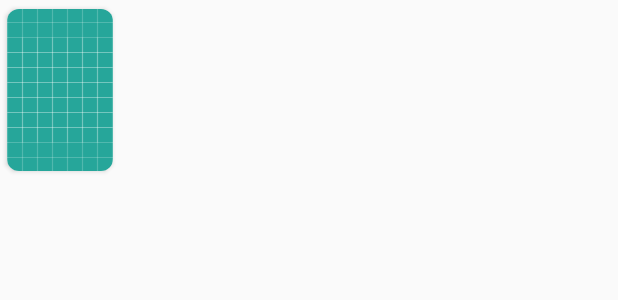
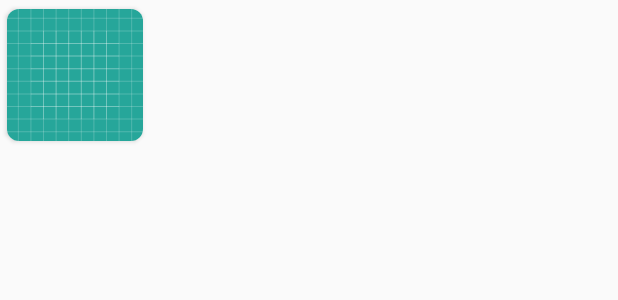
Before and after one commit to vanessahlyan/parstagram, an Android app: the layout card_view_post.xml on its own in the app's theme, with its tools: preview values and no code run, on a phone screen of 412 x 824 dp. Shown: the top 300 px of the screen. Run offline under Robolectric (Android 15) with nearby library versions, the phone set to English and light mode, and no system bars.

Commit message:
all requirements work

```diff
--- a/app/src/main/res/layout/card_view_post.xml
+++ b/app/src/main/res/layout/card_view_post.xml
@@ -1,25 +1,18 @@
-<android.support.v7.widget.CardView
+<android.support.v7.widget.CardView xmlns:android="http://schemas.android.com/apk/res/android"
     xmlns:card_view="http://schemas.android.com/apk/res-auto"
-    xmlns:android="http://schemas.android.com/apk/res/android"
     android:id="@+id/card_view"
-    android:layout_width="80dp"
-    android:layout_height="wrap_content"
-    card_view:cardUseCompatPadding="true"
+    android:layout_width="100dp"
+    android:layout_height="100dp"
+    android:layout_marginBottom="16dp"
     card_view:cardCornerRadius="8dp"
-    android:layout_marginBottom="16dp">
-
-    <RelativeLayout
-        android:layout_width="match_parent"
-        android:layout_height="match_parent">
+    card_view:cardUseCompatPadding="true">
 
         <ImageView
             android:id="@+id/ivImage"
-            android:layout_width="wrap_content"
-            android:layout_height="wrap_content"
+            android:layout_width="match_parent"
+            android:layout_height="match_parent"
             android:contentDescription="Image"
-            android:src="@drawable/ic_launcher_background"
-            android:scaleType="centerCrop" />
-
-    </RelativeLayout>
+            android:scaleType="centerCrop"
+            android:src="@drawable/ic_launcher_background" />
 
 </android.support.v7.widget.CardView>
```
Also changed, not shown: app/src/main/res/layout/fragment_detail.xml (+10 -7 lines), app/src/main/res/layout/fragment_user.xml (+7 -5 lines), app/src/main/res/layout/item_post.xml (+5 -4 lines).
